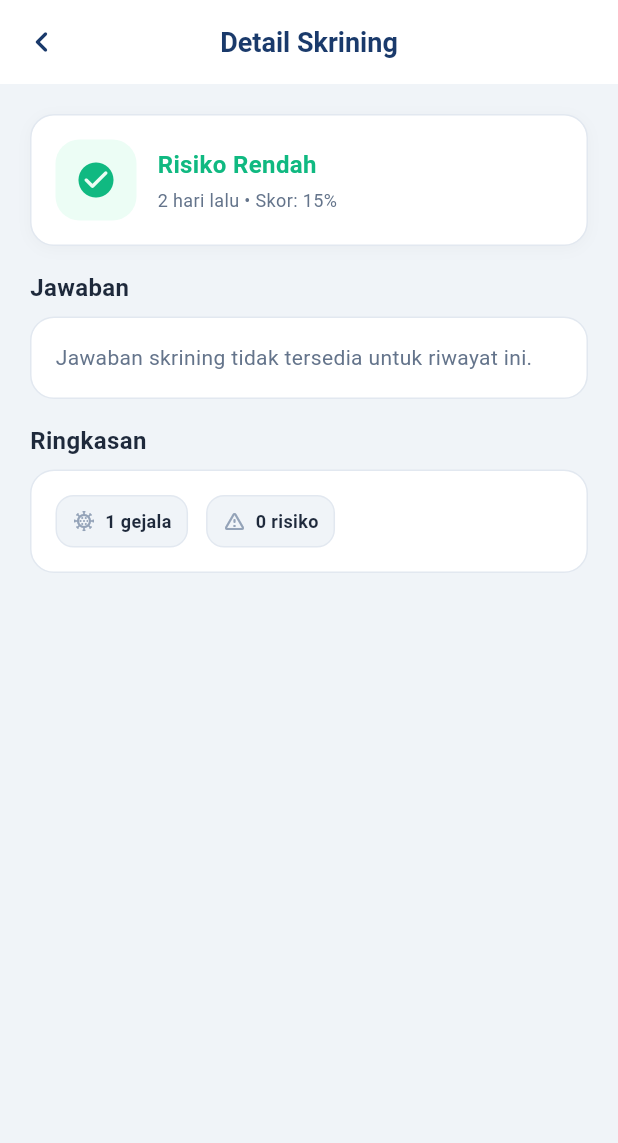
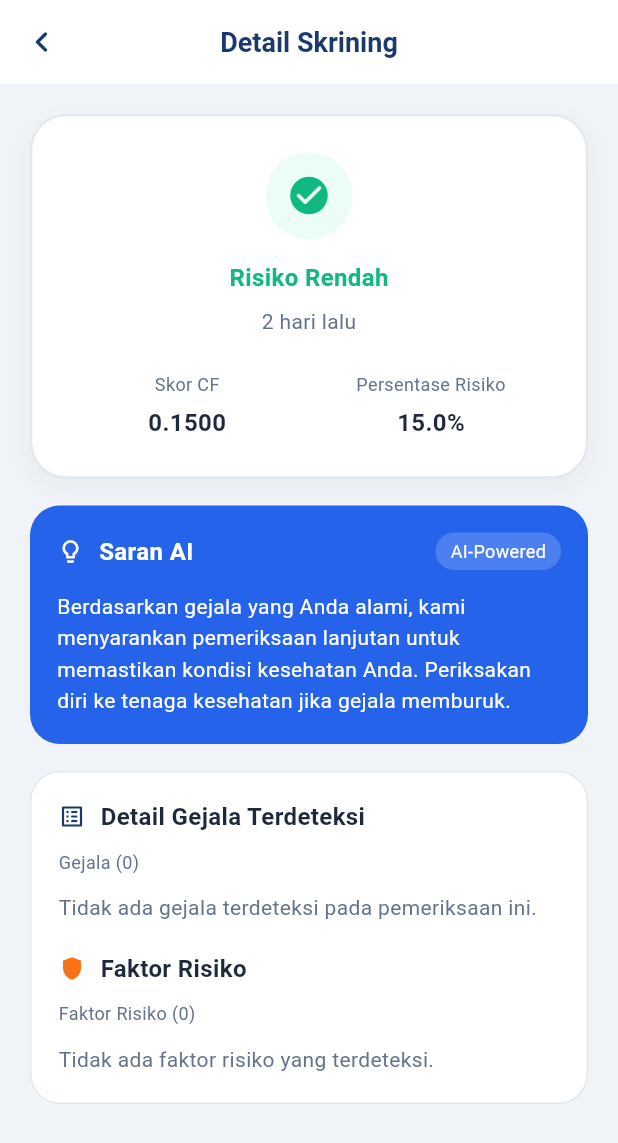
Before and after one commit to calvinkurniawann/TBCheck-AI, a Flutter app: the HomeScreen screen opened directly, after a tap on "Risiko Rendah", on a phone screen of 412 x 824 dp. Shown: the top 1143 px of the screen. Run offline on Flutter 3.47's test engine with Material 3 defaults, Android fonts, the phone set to English and light mode, and no system bars; our stand-ins replace shared_preferences; accounts and stored records are empty; network calls fail; Roboto replaces fonts that are missing (Poppins).

Commit message:
fixing : UI history screening

```diff
--- a/lib/models/screening_history.dart
+++ b/lib/models/screening_history.dart
@@ -8,6 +8,7 @@ class ScreeningHistory {
   final String id;
   final DateTime date;
   final RiskLevel riskLevel;
+  final double cfScoreRaw;
   final double riskScore;
   final int gejalaTerdeteksi;
   final int faktorRisiko;
@@ -17,6 +18,7 @@ class ScreeningHistory {
     required this.id,
     required this.date,
     required this.riskLevel,
+    required this.cfScoreRaw,
     required this.riskScore,
     required this.gejalaTerdeteksi,
     required this.faktorRisiko,
@@ -41,6 +43,7 @@ class ScreeningHistory {
       id: item.id.toString(),
       date: item.createdAt,
       riskLevel: level,
+      cfScoreRaw: item.cfScoreRaw,
       riskScore: item.cfScorePercentage,
       gejalaTerdeteksi: item.gejalaTerdeteksi,
       faktorRisiko: item.faktorRisiko,
@@ -110,6 +113,7 @@ class ScreeningHistory {
         id: '1',
         date: now.subtract(const Duration(days: 2)),
         riskLevel: RiskLevel.rendah,
+        cfScoreRaw: 0.1500,
         riskScore: 15.0,
         gejalaTerdeteksi: 1,
         faktorRisiko: 0,
@@ -118,6 +122,7 @@ class ScreeningHistory {
         id: '2',
         date: now.subtract(const Duration(days: 8)),
         riskLevel: RiskLevel.sedang,
+        cfScoreRaw: 0.4500,
         riskScore: 45.0,
         gejalaTerdeteksi: 3,
         faktorRisiko: 2,
@@ -126,6 +131,7 @@ class ScreeningHistory {
         id: '3',
         date: now.subtract(const Duration(days: 21)),
         riskLevel: RiskLevel.rendah,
+        cfScoreRaw: 0.1000,
         riskScore: 10.0,
         gejalaTerdeteksi: 0,
         faktorRisiko: 1,
@@ -134,6 +140,7 @@ class ScreeningHistory {
         id: '4',
         date: now.subtract(const Duration(days: 45)),
         riskLevel: RiskLevel.tinggi,
+        cfScoreRaw: 0.7800,
         riskScore: 78.0,
         gejalaTerdeteksi: 5,
         faktorRisiko: 3,
--- a/lib/screens/history/history_detail_screen.dart
+++ b/lib/screens/history/history_detail_screen.dart
@@ -12,7 +12,14 @@ class HistoryDetailScreen extends StatelessWidget {
   @override
   Widget build(BuildContext context) {
     final symptomCodes = history.selectedSymptoms ?? const <String>[];
-    final symptomLabels = symptomCodes.map(SymptomMapper.codeToLabel).toList();
+    final gejalaCodes = symptomCodes
+        .where((code) => code.startsWith('G'))
+        .toList();
+    final riskCodes = symptomCodes
+        .where((code) => code.startsWith('R') || code.startsWith('K'))
+        .toList();
+    final gejalaLabels = gejalaCodes.map(SymptomMapper.codeToLabel).toList();
+    final riskLabels = riskCodes.map(SymptomMapper.codeToLabel).toList();
 
     return Scaffold(
       backgroundColor: AppColors.bgLightGray,
@@ -33,127 +40,235 @@ class HistoryDetailScreen extends StatelessWidget {
         padding: const EdgeInsets.all(20),
         children: [
           Container(
-            padding: const EdgeInsets.all(16),
+            padding: const EdgeInsets.symmetric(vertical: 24, horizontal: 22),
             decoration: BoxDecoration(
               color: AppColors.white,
-              borderRadius: BorderRadius.circular(16),
-              border: Border.all(color: AppColors.borderGray),
+              borderRadius: BorderRadius.circular(24),
+              border: Border.all(color: AppColors.borderGray, width: 1.5),
               boxShadow: [
                 BoxShadow(
-                  color: Colors.black.withValues(alpha: 0.03),
-                  blurRadius: 8,
-                  offset: const Offset(0, 2),
+                  color: Colors.black.withValues(alpha: 0.04),
+                  blurRadius: 14,
+                  offset: const Offset(0, 6),
                 ),
               ],
             ),
-            child: Row(
+            child: Column(
               children: [
                 Container(
-                  width: 54,
-                  height: 54,
+                  width: 58,
+                  height: 58,
                   decoration: BoxDecoration(
                     color: history.riskBgColor,
-                    borderRadius: BorderRadius.circular(16),
+                    shape: BoxShape.circle,
                   ),
                   child: Icon(
                     history.riskIcon,
                     color: history.riskColor,
-                    size: 28,
+                    size: 30,
                   ),
                 ),
-                const SizedBox(width: 14),
-                Expanded(
-                  child: Column(
-                    crossAxisAlignment: CrossAxisAlignment.start,
-                    children: [
+                const SizedBox(height: 14),
                 Text(
                   history.riskLabel,
                   style: AppTextStyles.heading3.copyWith(
                     color: history.riskColor,
                   ),
                 ),
-                      const SizedBox(height: 4),
+                const SizedBox(height: 8),
+                Text(history.timeAgo, style: AppTextStyles.bodyRegular),
+                const SizedBox(height: 22),
+                Row(
+                  mainAxisAlignment: MainAxisAlignment.center,
+                  children: [
+                    Expanded(
+                      child: Column(
+                        crossAxisAlignment: CrossAxisAlignment.center,
+                        children: [
                           Text(
-                        '${history.timeAgo} • Skor: ${history.riskScore.toStringAsFixed(0)}%',
-                        style: AppTextStyles.caption,
+                            'Skor CF',
+                            style: AppTextStyles.caption.copyWith(
+                              color: AppColors.textGray,
+                            ),
+                          ),
+                          const SizedBox(height: 6),
+                          Text(
+                            history.cfScoreRaw.toStringAsFixed(4),
+                            style: AppTextStyles.heading3.copyWith(
+                              color: AppColors.textDark,
+                            ),
+                          ),
+                        ],
+                      ),
+                    ),
+                    Expanded(
+                      child: Column(
+                        crossAxisAlignment: CrossAxisAlignment.center,
+                        children: [
+                          Text(
+                            'Persentase Risiko',
+                            style: AppTextStyles.caption.copyWith(
+                              color: AppColors.textGray,
+                            ),
+                          ),
+                          const SizedBox(height: 6),
+                          Text(
+                            '${history.riskScore.toStringAsFixed(1)}%',
+                            style: AppTextStyles.heading3.copyWith(
+                              color: AppColors.textDark,
+                            ),
                           ),
                         ],
                       ),
                     ),
                   ],
                 ),
+              ],
             ),
-          const SizedBox(height: 16),
-          Text('Jawaban', style: AppTextStyles.heading3),
-          const SizedBox(height: 8),
-          if (symptomLabels.isEmpty)
+          ),
+          const SizedBox(height: 18),
           Container(
-              padding: const EdgeInsets.all(16),
+            padding: const EdgeInsets.all(18),
+            decoration: BoxDecoration(
+              color: AppColors.primaryMediumBlue,
+              borderRadius: BorderRadius.circular(20),
+            ),
+            child: Column(
+              crossAxisAlignment: CrossAxisAlignment.start,
+              children: [
+                Row(
+                  children: [
+                    const Icon(
+                      Icons.lightbulb_outline,
+                      color: AppColors.white,
+                      size: 18,
+                    ),
+                    const SizedBox(width: 10),
+                    Text(
+                      'Saran AI',
+                      style: AppTextStyles.heading3.copyWith(
+                        color: AppColors.white,
+                      ),
+                    ),
+                    const Spacer(),
+                    Container(
+                      padding: const EdgeInsets.symmetric(
+                        horizontal: 10,
+                        vertical: 4,
+                      ),
+                      decoration: BoxDecoration(
+                        color: AppColors.white.withOpacity(0.18),
+                        borderRadius: BorderRadius.circular(16),
+                      ),
+                      child: Text(
+                        'AI-Powered',
+                        style: AppTextStyles.caption.copyWith(
+                          color: AppColors.white,
+                        ),
+                      ),
+                    ),
+                  ],
+                ),
+                const SizedBox(height: 14),
+                Text(
+                  'Berdasarkan gejala yang Anda alami, kami menyarankan pemeriksaan lanjutan untuk memastikan kondisi kesehatan Anda. Periksakan diri ke tenaga kesehatan jika gejala memburuk.',
+                  style: AppTextStyles.bodyRegular.copyWith(
+                    color: AppColors.white,
+                  ),
+                ),
+              ],
+            ),
+          ),
+          const SizedBox(height: 18),
+          Container(
+            padding: const EdgeInsets.all(18),
             decoration: BoxDecoration(
               color: AppColors.white,
-                borderRadius: BorderRadius.circular(16),
+              borderRadius: BorderRadius.circular(20),
               border: Border.all(color: AppColors.borderGray),
             ),
-              child: Text(
-                'Jawaban skrining tidak tersedia untuk riwayat ini.',
+            child: Column(
+              crossAxisAlignment: CrossAxisAlignment.start,
+              children: [
+                Row(
+                  children: [
+                    const Icon(
+                      Icons.list_alt_rounded,
+                      color: AppColors.primaryDarkBlue,
+                      size: 18,
+                    ),
+                    const SizedBox(width: 10),
+                    Text(
+                      'Detail Gejala Terdeteksi',
+                      style: AppTextStyles.heading3,
+                    ),
+                  ],
+                ),
+                const SizedBox(height: 10),
+                Text(
+                  'Gejala (${gejalaLabels.length})',
+                  style: AppTextStyles.caption.copyWith(
+                    color: AppColors.textGray,
+                  ),
+                ),
+                const SizedBox(height: 12),
+                if (gejalaLabels.isEmpty)
+                  Text(
+                    'Tidak ada gejala terdeteksi pada pemeriksaan ini.',
                     style: AppTextStyles.bodyRegular,
-              ),
                   )
                 else
-            Container(
-              padding: const EdgeInsets.all(16),
-              decoration: BoxDecoration(
-                color: AppColors.white,
-                borderRadius: BorderRadius.circular(16),
-                border: Border.all(color: AppColors.borderGray),
-              ),
-              child: Wrap(
+                  Wrap(
                     spacing: 8,
                     runSpacing: 8,
-                children: symptomLabels
+                    children: gejalaLabels
                         .map(
-                      (label) => Container(
-                        padding: const EdgeInsets.symmetric(
-                          horizontal: 10,
-                          vertical: 8,
-                        ),
-                        decoration: BoxDecoration(
-                          color: AppColors.bgLightGray,
-                          borderRadius: BorderRadius.circular(12),
-                          border: Border.all(color: AppColors.borderGray),
-                        ),
-                        child: Text(
-                          label,
-                          style: AppTextStyles.caption.copyWith(
-                            color: AppColors.textDark,
-                            fontWeight: FontWeight.w600,
-                          ),
-                        ),
+                          (label) => _DetailTag(
+                            label: label,
+                            color: AppColors.riskHighBg,
+                            textColor: AppColors.riskHigh,
                           ),
                         )
                         .toList(),
                   ),
+                const SizedBox(height: 18),
+                Row(
+                  children: [
+                    const Icon(
+                      Icons.shield_sharp,
+                      color: AppColors.warningOrange,
+                      size: 18,
                     ),
-          const SizedBox(height: 16),
-          Text('Ringkasan', style: AppTextStyles.heading3),
-          const SizedBox(height: 8),
-          Container(
-            padding: const EdgeInsets.all(16),
-            decoration: BoxDecoration(
-              color: AppColors.white,
-              borderRadius: BorderRadius.circular(16),
-              border: Border.all(color: AppColors.borderGray),
+                    const SizedBox(width: 10),
+                    Text('Faktor Risiko', style: AppTextStyles.heading3),
+                  ],
                 ),
-            child: Row(
-              children: [
-                _SummaryChip(
-                  icon: Icons.coronavirus_outlined,
-                  label: '${history.gejalaTerdeteksi} gejala',
+                const SizedBox(height: 10),
+                Text(
+                  'Faktor Risiko (${riskLabels.length})',
+                  style: AppTextStyles.caption.copyWith(
+                    color: AppColors.textGray,
                   ),
-                const SizedBox(width: 12),
-                _SummaryChip(
-                  icon: Icons.warning_amber_rounded,
-                  label: '${history.faktorRisiko} risiko',
+                ),
+                const SizedBox(height: 12),
+                if (riskLabels.isEmpty)
+                  Text(
+                    'Tidak ada faktor risiko yang terdeteksi.',
+                    style: AppTextStyles.bodyRegular,
+                  )
+                else
+                  Wrap(
+                    spacing: 8,
+                    runSpacing: 8,
+                    children: riskLabels
+                        .map(
+                          (label) => _DetailTag(
+                            label: label,
+                            color: AppColors.warningOrangeBg,
+                            textColor: AppColors.warningOrange,
+                          ),
+                        )
+                        .toList(),
                   ),
               ],
             ),
@@ -164,34 +279,31 @@ class HistoryDetailScreen extends StatelessWidget {
   }
 }
 
-class _SummaryChip extends StatelessWidget {
-  final IconData icon;
+class _DetailTag extends StatelessWidget {
   final String label;
+  final Color color;
+  final Color textColor;
 
-  const _SummaryChip({required this.icon, required this.label});
+  const _DetailTag({
+    required this.label,
+    required this.color,
+    required this.textColor,
+  });
 
   @override
   Widget build(BuildContext context) {
     return Container(
-      padding: const EdgeInsets.symmetric(horizontal: 10, vertical: 8),
+      padding: const EdgeInsets.symmetric(horizontal: 12, vertical: 10),
       decoration: BoxDecoration(
-        color: AppColors.bgLightGray,
-        borderRadius: BorderRadius.circular(12),
-        border: Border.all(color: AppColors.borderGray),
+        color: color,
+        borderRadius: BorderRadius.circular(14),
       ),
-      child: Row(
-        mainAxisSize: MainAxisSize.min,
-        children: [
-          Icon(icon, size: 16, color: AppColors.iconGray),
-          const SizedBox(width: 6),
-          Text(
+      child: Text(
         label,
         style: AppTextStyles.caption.copyWith(
-              color: AppColors.textDark,
+          color: textColor,
           fontWeight: FontWeight.w600,
         ),
-          ),
-        ],
       ),
     );
   }
--- a/lib/screens/history/history_screen.dart
+++ b/lib/screens/history/history_screen.dart
@@ -136,7 +136,7 @@ class _HistoryScreenState extends State<HistoryScreen>
           icon: const Icon(Icons.refresh_rounded),
           tooltip: 'Refresh',
         ),
-        const SizedBox(width: 6),
+        const SizedBox(width: 8),
       ],
     );
   }
--- a/lib/screens/result/screening_result_screen.dart
+++ b/lib/screens/result/screening_result_screen.dart
@@ -99,14 +99,10 @@ class _ScreeningResultScreenState extends State<ScreeningResultScreen>
 
   Widget _buildAppBar() {
     return SliverAppBar(
-      expandedHeight: 120,
+      expandedHeight: 80,
       floating: false,
       pinned: true,
       backgroundColor: AppColors.primaryDarkBlue,
-      leading: IconButton(
-        icon: const Icon(Icons.close_rounded, color: AppColors.white),
-            onPressed: () => Navigator.of(context).popUntil(ModalRoute.withName('/home')),
-      ),
       flexibleSpace: FlexibleSpaceBar(
         background: Container(
           decoration: const BoxDecoration(
@@ -118,7 +114,7 @@ class _ScreeningResultScreenState extends State<ScreeningResultScreen>
           ),
           child: SafeArea(
             child: Padding(
-              padding: const EdgeInsets.fromLTRB(56, 14, 20, 20),
+              padding: const EdgeInsets.fromLTRB(35, 0, 20, 20),
               child: Column(
                 crossAxisAlignment: CrossAxisAlignment.start,
                 mainAxisAlignment: MainAxisAlignment.end,
```
Also changed, not shown: pubspec.lock. Lines whose indentation alone changed are shown as unchanged.
